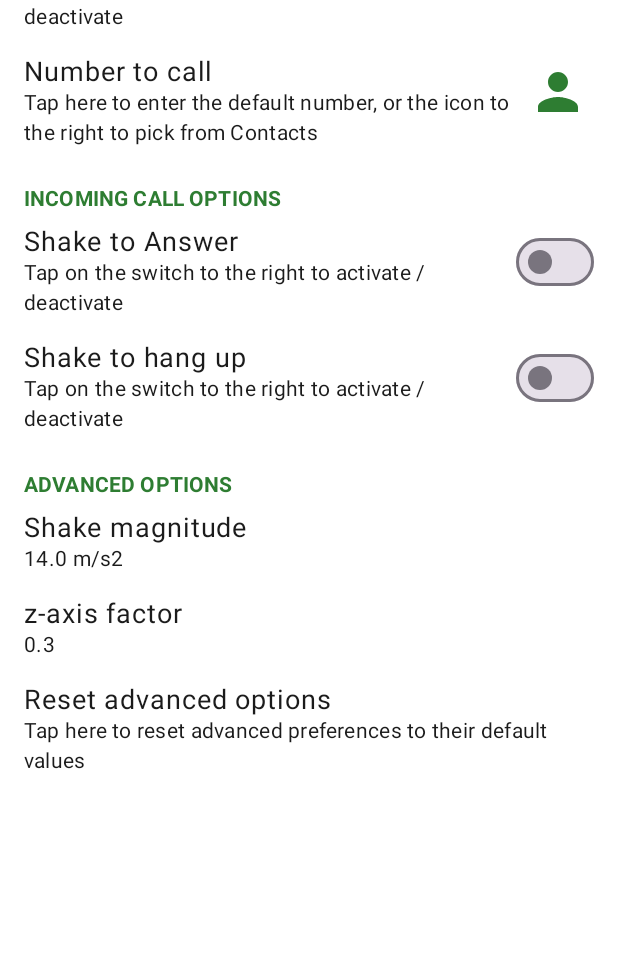
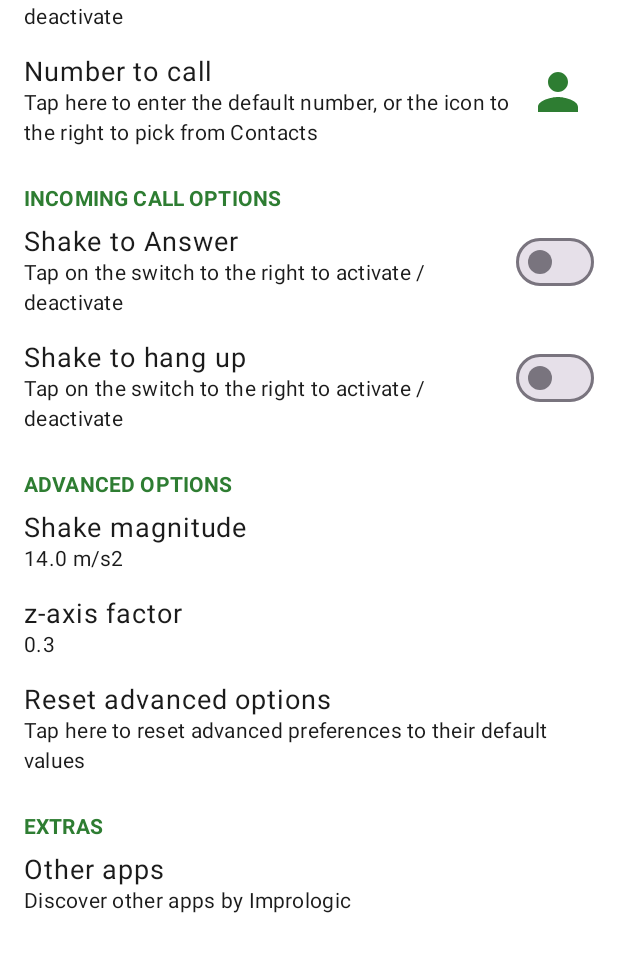
Before and after one commit to imprologic/shake-to-call-android, an Android app built with Jetpack Compose: the screen it shows after launch (MainActivity), on a phone screen of 412 x 824 dp, the part 210-1182 px from its top. Run offline under Robolectric (Android 15) with nearby library versions, the phone set to English and light mode, and no system bars.

Commit message:
added "Extras" section

```diff
--- a/app/src/main/java/com/imprologic/shaketocall/MainActivity.kt
+++ b/app/src/main/java/com/imprologic/shaketocall/MainActivity.kt
@@ -22,6 +22,7 @@ import com.imprologic.shaketocall.services.PermissionHelper
 import com.imprologic.shaketocall.ui.AdvancedOptions
 import com.imprologic.shaketocall.ui.AnswerOptions
 import com.imprologic.shaketocall.ui.CallOptions
+import com.imprologic.shaketocall.ui.ExtraOptions
 import com.imprologic.shaketocall.ui.theme.MainTheme
 
 class MainActivity : ComponentActivity() {
@@ -51,7 +52,6 @@ fun AppContent(
                 TopAppBar(
                     colors = TopAppBarDefaults.topAppBarColors(
                         containerColor = MaterialTheme.colorScheme.tertiary,
-//                        titleContentColor = MaterialTheme.colorScheme.primary,
                     ),
                     title = {
                         Text(text = stringResource(id = R.string.app_name))
@@ -68,6 +68,7 @@ fun AppContent(
                 CallOptions()
                 AnswerOptions()
                 AdvancedOptions()
+                ExtraOptions()
             }
         }
     }
--- /dev/null
+++ b/app/src/main/java/com/imprologic/shaketocall/ui/ExtraOptions.kt
@@ -0,0 +1,42 @@
+package com.imprologic.shaketocall.ui
+
+import android.content.Intent
+import android.net.Uri
+import androidx.compose.runtime.Composable
+import androidx.compose.runtime.mutableFloatStateOf
+import androidx.compose.runtime.remember
+import androidx.compose.ui.platform.LocalContext
+import androidx.compose.ui.res.stringResource
+import com.imprologic.shaketocall.R
+import com.imprologic.shaketocall.services.MonitoringServiceStarter
+import com.imprologic.shaketocall.services.SettingsManager
+import com.imprologic.shaketocall.ui.widgets.ClickablePreference
+import com.imprologic.shaketocall.ui.widgets.ConfirmationDialog
+import com.imprologic.shaketocall.ui.widgets.DialogPreference
+import com.imprologic.shaketocall.ui.widgets.PreferenceSection
+import com.imprologic.shaketocall.ui.widgets.SliderPreference
+import androidx.core.net.toUri
+
+
+@Composable
+fun ExtraOptions() {
+    val context = LocalContext.current
+
+    PreferenceSection(
+        title = stringResource(R.string.extras_section),
+    ) {
+        ClickablePreference(
+            title = stringResource(R.string.other_apps_title),
+            subtitle = stringResource(R.string.other_apps_description),
+            onClick = {
+                context.startActivity(
+                    Intent(
+                        Intent.ACTION_VIEW,
+                        "https://play.google.com/store/apps/developer?id=imprologic".toUri()
+                    )
+                )
+            }
+        )
+    }
+
+}
--- /dev/null
+++ b/app/src/main/java/com/imprologic/shaketocall/ui/widgets/ClickablePreference.kt
@@ -0,0 +1,49 @@
+package com.imprologic.shaketocall.ui.widgets
+
+import androidx.compose.foundation.clickable
+import androidx.compose.foundation.layout.Arrangement
+import androidx.compose.foundation.layout.Column
+import androidx.compose.foundation.layout.Row
+import androidx.compose.foundation.layout.fillMaxWidth
+import androidx.compose.foundation.layout.padding
+import androidx.compose.material3.MaterialTheme
+import androidx.compose.material3.Text
+import androidx.compose.runtime.Composable
+import androidx.compose.runtime.mutableStateOf
+import androidx.compose.runtime.remember
+import androidx.compose.ui.Modifier
+import androidx.compose.ui.unit.dp
+
+
+@Composable
+fun ClickablePreference(
+    title: String,
+    subtitle: String,
+    onClick: () -> Unit
+) {
+    Row(
+        modifier = Modifier
+            .fillMaxWidth()
+            .padding(vertical = 8.dp),
+        horizontalArrangement = Arrangement.SpaceBetween
+    ) {
+        Column(
+            modifier = Modifier
+                .weight(1f)
+                .clickable(
+                    onClick = onClick
+                )
+        ) {
+            Text(
+                text = title,
+                style = MaterialTheme.typography.bodyLarge,
+            )
+            Text(
+                text = subtitle,
+                style = MaterialTheme.typography.bodyMedium,
+                color = MaterialTheme.colorScheme.onSurfaceVariant,
+            )
+        }
+    }
+
+}
--- a/app/src/main/res/values/strings.xml
+++ b/app/src/main/res/values/strings.xml
@@ -8,6 +8,8 @@
     <string name="label_number_to_call">Number to call</string>
     <string name="description_number_to_call">Tap here to enter the default number, or the icon to the right to pick from Contacts</string>
     <string name="alert_number_to_call">Enter the number to call</string>
+    <string name="accessibility_label_contacts">Pick a phone number from Contacts</string>
+    <string name="accessibility_label_number_to_call">Phone number</string>
 
     <string name="outgoing_call_options">Outgoing call options</string>
     <string name="shake_to_answer">Shake to Answer</string>
@@ -27,6 +29,9 @@
     <string name="reset_advanced_preferences">Reset advanced options</string>
     <string name="reset_advanced_preferences_confirmation">Reset advanced preferences?</string>
     <string name="reset_advanced_preferences_description">Tap here to reset advanced preferences to their default values</string>
-    <string name="accessibility_label_contacts">Pick a phone number from Contacts</string>
-    <string name="accessibility_label_number_to_call">Phone number</string>
+
+    <string name="extras_section">Extras</string>
+    <string name="other_apps_title">Other apps</string>
+    <string name="other_apps_description">Discover other apps by Imprologic</string>
+
 </resources>
```
Also changed, not shown: 1 other file.
